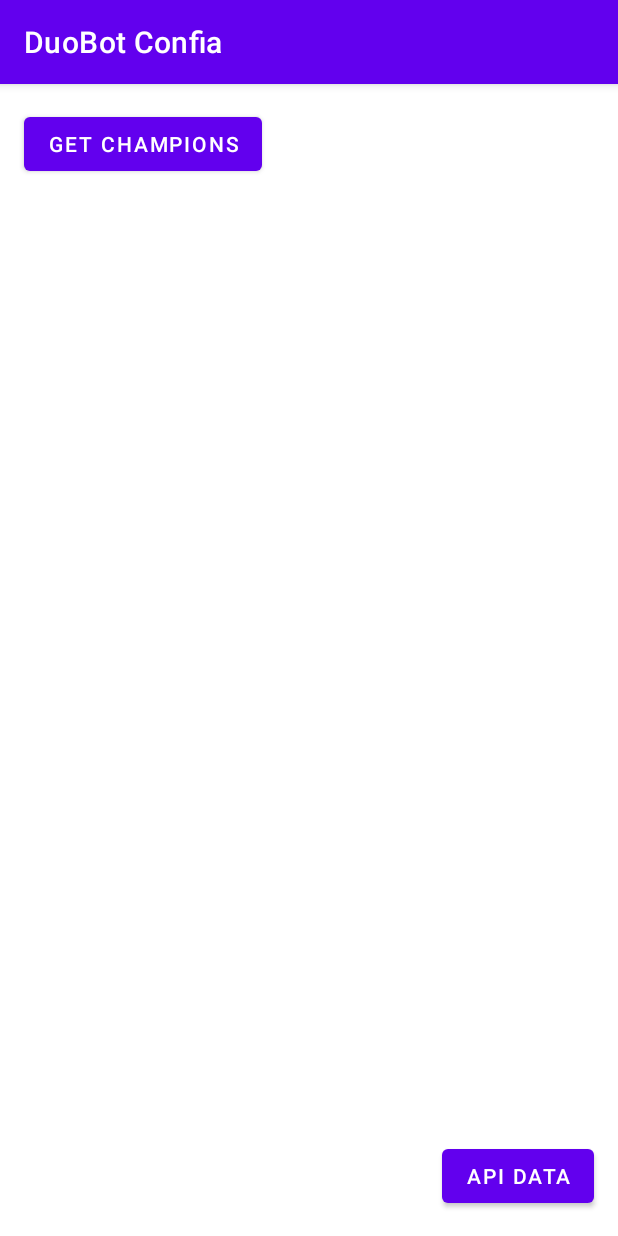
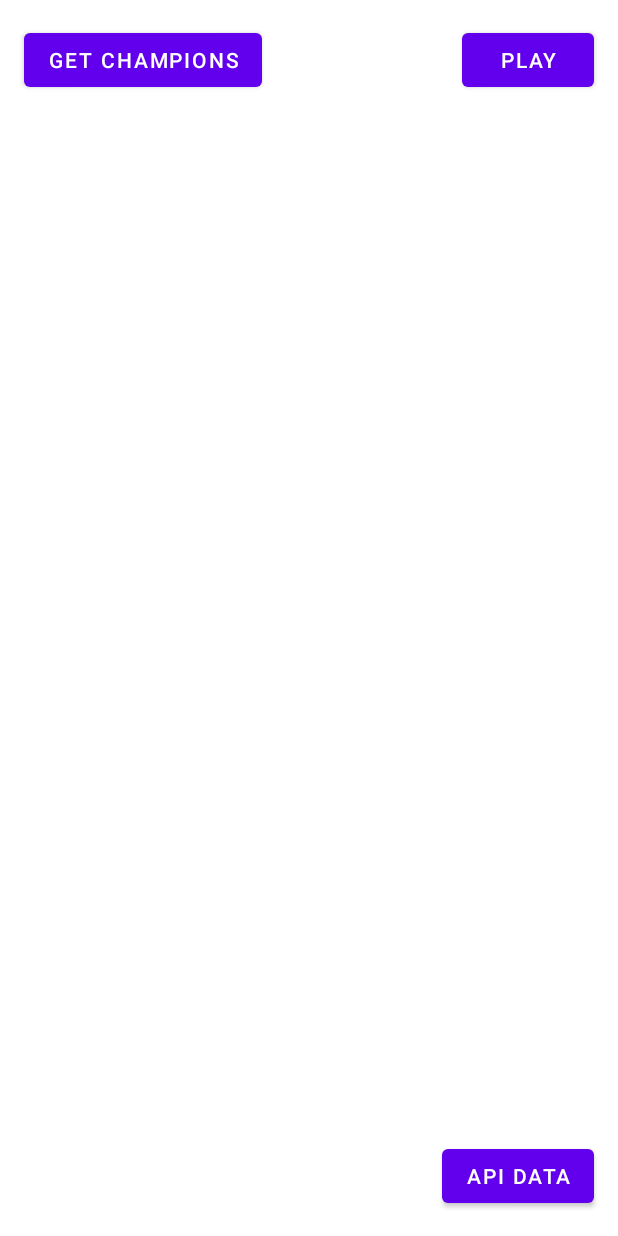
Before and after one commit to thiagoperea/duobot-confia, an Android app: the screen it shows after launch (MainActivity), on a phone screen of 412 x 824 dp. Run offline under Robolectric (Android 15) with nearby library versions, the phone set to English and light mode, and no system bars.

Commit message:
commit 1

```diff
--- a/app/src/main/java/com/thiagoperea/duobotconfia/presentation/MainActivity.kt
+++ b/app/src/main/java/com/thiagoperea/duobotconfia/presentation/MainActivity.kt
@@ -22,5 +22,10 @@ class MainActivity : AppCompatActivity() {
         findViewById<Button>(R.id.getChampionsButton).setOnClickListener {
             Toast.makeText(this, "TESTE", Toast.LENGTH_SHORT).show()
         }
+
+        findViewById<Button>(R.id.qualquerCoisa).setOnClickListener {
+            val fazAi = Intent(this, ChampionSelect::class.java)
+            startActivity(fazAi)
+        }
     }
 }
--- a/app/src/main/res/layout/activity_main.xml
+++ b/app/src/main/res/layout/activity_main.xml
@@ -23,4 +23,14 @@
         android:text="get champions"
         app:layout_constraintStart_toStartOf="parent"
         app:layout_constraintTop_toTopOf="parent" />
+
+    <Button
+        android:id="@+id/qualquerCoisa"
+        android:layout_width="wrap_content"
+        android:layout_height="wrap_content"
+        android:layout_marginTop="16dp"
+        android:layout_marginEnd="16dp"
+        android:text="Play"
+        app:layout_constraintEnd_toEndOf="parent"
+        app:layout_constraintTop_toTopOf="parent" />
 </androidx.constraintlayout.widget.ConstraintLayout>
--- a/app/src/main/res/values-night/themes.xml
+++ /dev/null
@@ -1,16 +0,0 @@
-<resources xmlns:tools="http://schemas.android.com/tools">
-    <!-- Base application theme. -->
-    <style name="Theme.DuoBotConfia" parent="Theme.MaterialComponents.DayNight.DarkActionBar">
-        <!-- Primary brand color. -->
-        <item name="colorPrimary">@color/purple_200</item>
-        <item name="colorPrimaryVariant">@color/purple_700</item>
-        <item name="colorOnPrimary">@color/black</item>
-        <!-- Secondary brand color. -->
-        <item name="colorSecondary">@color/teal_200</item>
-        <item name="colorSecondaryVariant">@color/teal_200</item>
-        <item name="colorOnSecondary">@color/black</item>
-        <!-- Status bar color. -->
-        <item name="android:statusBarColor">?attr/colorPrimaryVariant</item>
-        <!-- Customize your theme here. -->
-    </style>
-</resources>
--- a/app/src/main/res/values/themes.xml
+++ b/app/src/main/res/values/themes.xml
@@ -1,6 +1,6 @@
-<resources xmlns:tools="http://schemas.android.com/tools">
+<resources>
     <!-- Base application theme. -->
-    <style name="Theme.DuoBotConfia" parent="Theme.MaterialComponents.DayNight.DarkActionBar">
+    <style name="Theme.DuoBotConfia" parent="Theme.MaterialComponents.Light.NoActionBar">
         <!-- Primary brand color. -->
         <item name="colorPrimary">@color/purple_500</item>
         <item name="colorPrimaryVariant">@color/purple_700</item>
```
Also changed, not shown: app/src/main/AndroidManifest.xml (+8 -2 lines), app/src/main/java/com/thiagoperea/duobotconfia/presentation/ChampionSelect.kt (added, +19 -0 lines), app/src/main/res/layout/activity_champion_select.xml (added, +50 -0 lines).
